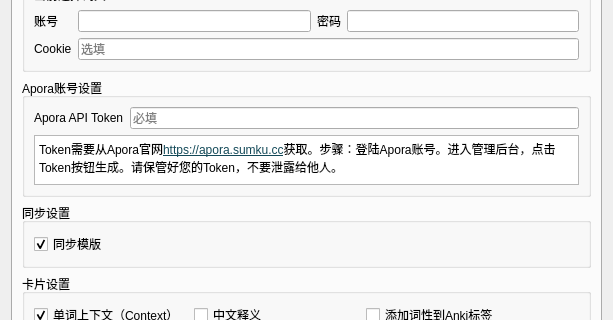
Before: the Qt Designer form addon/UIForm/mainUI.ui in 0x0501/Apora-Dict2Anki, drawn with Qt 5; both pictures show x 0 to 613 and y 89 to 409 of the 613 by 753 pixel window.
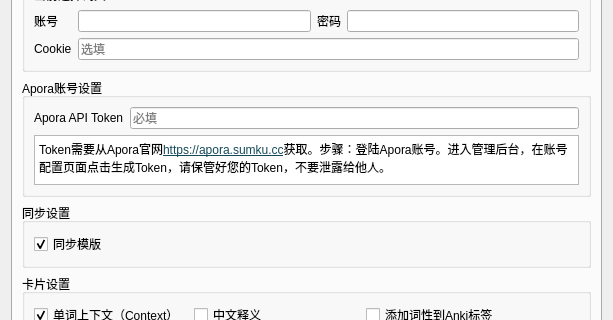
After: the same form once the commit is applied. The open tabs and pages were chosen to show the change.

Commit message: chore: update instruction to get Apora Token.

Diff of the .ui file:
```diff
--- a/addon/UIForm/mainUI.ui
+++ b/addon/UIForm/mainUI.ui
@@ -563,7 +563,7 @@
 li.unchecked::marker { content: &quot;\2610&quot;; }
 li.checked::marker { content: &quot;\2612&quot;; }
 &lt;/style&gt;&lt;/head&gt;&lt;body style=&quot; font-family:'Microsoft YaHei UI'; font-size:9pt; font-weight:400; font-style:normal;&quot;&gt;
-&lt;p style=&quot; margin-top:0px; margin-bottom:0px; margin-left:0px; margin-right:0px; -qt-block-indent:0; text-indent:0px;&quot;&gt;Token需要从Apora官网&lt;a href=&quot;https://apora.sumku.cc&quot;&gt;&lt;span style=&quot; text-decoration: underline; color:#134958;&quot;&gt;https://apora.sumku.cc&lt;/span&gt;&lt;/a&gt;获取。步骤：登陆Apora账号。进入管理后台，点击Token按钮生成。请保管好您的Token，不要泄露给他人。&lt;/p&gt;&lt;/body&gt;&lt;/html&gt;</string>
+&lt;p style=&quot; margin-top:0px; margin-bottom:0px; margin-left:0px; margin-right:0px; -qt-block-indent:0; text-indent:0px;&quot;&gt;Token需要从Apora官网&lt;a href=&quot;https://apora.sumku.cc&quot;&gt;&lt;span style=&quot; text-decoration: underline; color:#134958;&quot;&gt;https://apora.sumku.cc&lt;/span&gt;&lt;/a&gt;获取。步骤：登陆Apora账号。进入管理后台，在账号配置页面点击生成Token，请保管好您的Token，不要泄露给他人。&lt;/p&gt;&lt;/body&gt;&lt;/html&gt;</string>
             </property>
             <property name="openExternalLinks">
              <bool>true</bool>
```
The commit also changes 1 other file.
